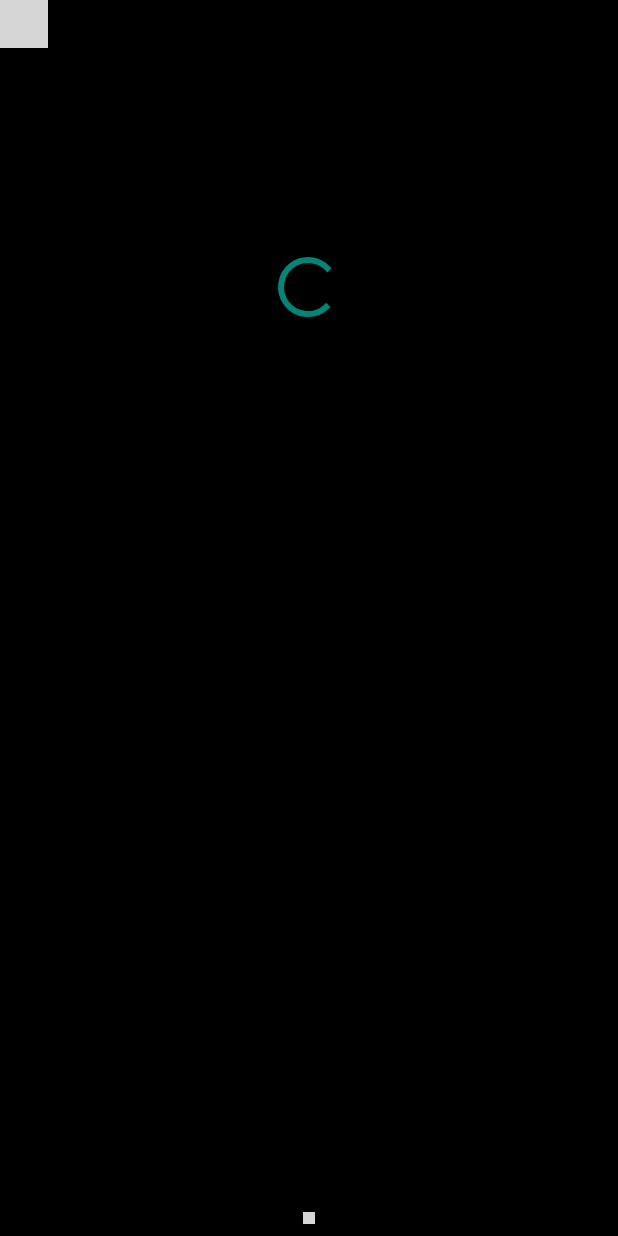
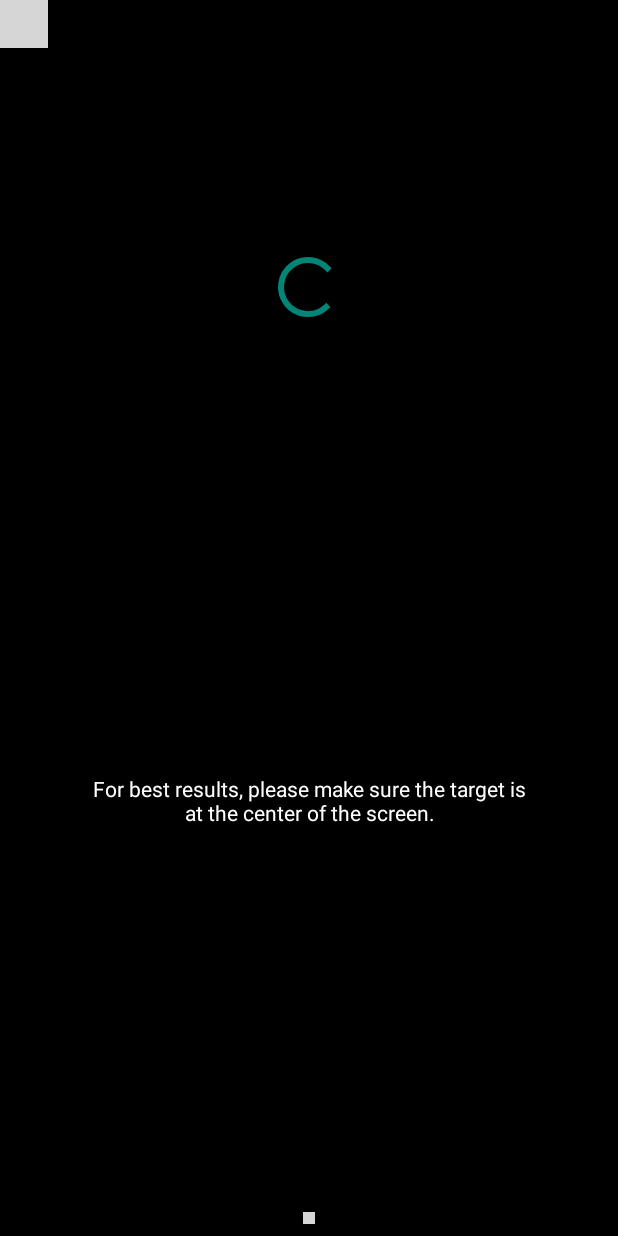
Before and after one commit to mrsnu/band-example, an Android app: the layout activity_camera.xml on its own in the app's theme, with its tools: preview values and no code run, on a phone screen of 412 x 824 dp. Run offline under Robolectric (Android 15) with nearby library versions, the phone set to English and light mode, and no system bars; plain views replace PreviewView; grey boxes are pictures that could not be loaded.

Commit message:
Add guide for best results

```diff
--- a/android/holistic_face_pose/app/src/main/res/layout/activity_camera.xml
+++ b/android/holistic_face_pose/app/src/main/res/layout/activity_camera.xml
@@ -92,6 +92,8 @@
         android:layout_width="296dp"
         android:layout_height="55dp"
         android:text="For best results, please make sure the target is at the center of the screen."
+        android:textColor="#FFFFFF"
+        android:textAlignment="center"
         app:layout_constraintBottom_toBottomOf="parent"
         app:layout_constraintEnd_toEndOf="parent"
         app:layout_constraintHorizontal_bias="0.498"
```
